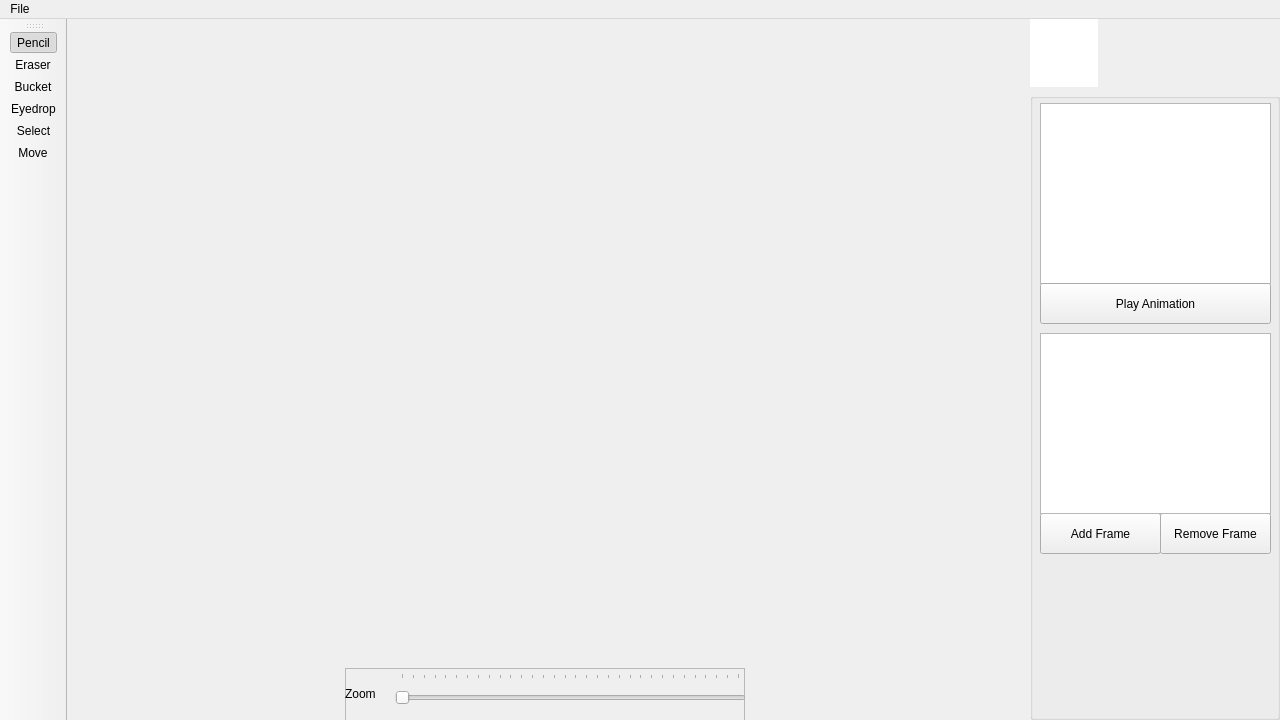
Before: the Qt Designer form view.ui in Kalean75/Sprite_Editor, drawn with Qt 5.
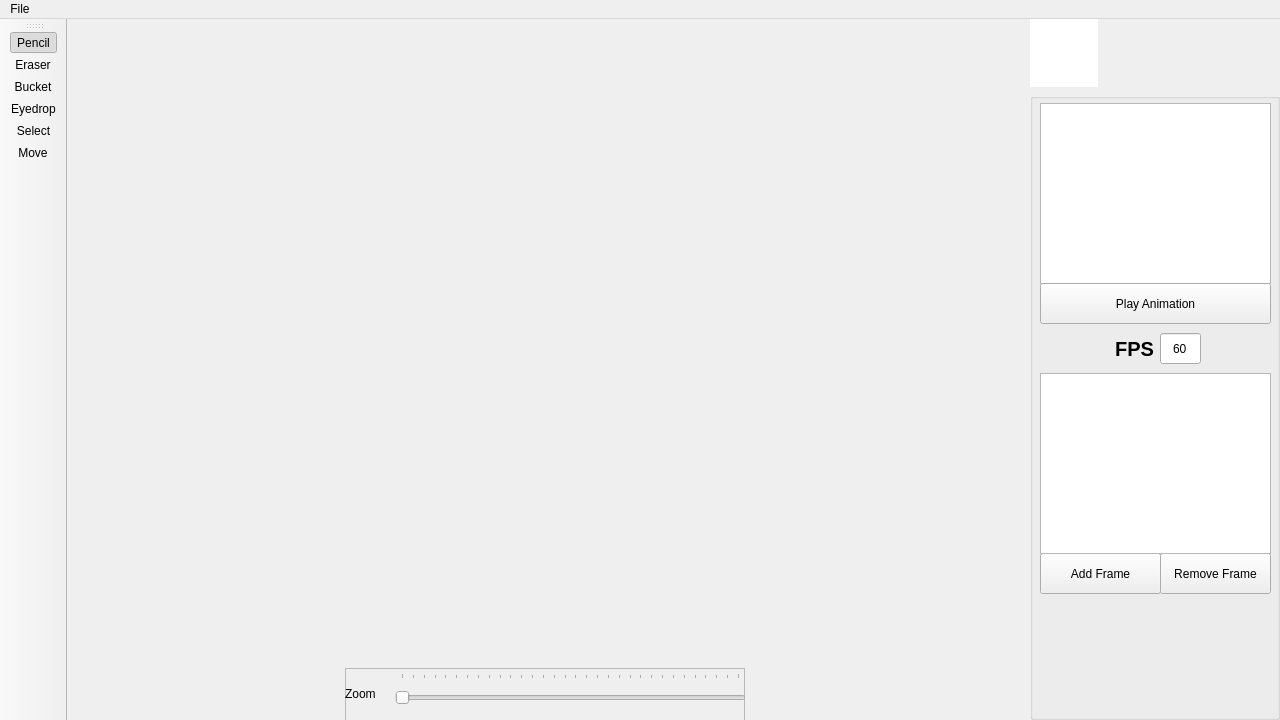
After: the same form once the commit is applied. Icons and pictures are not drawn.

```diff
--- a/view.ui
+++ b/view.ui
@@ -270,7 +270,7 @@
          <property name="geometry">
           <rect>
            <x>130</x>
-           <y>420</y>
+           <y>460</y>
            <width>111</width>
            <height>41</height>
           </rect>
@@ -292,7 +292,7 @@
          <property name="geometry">
           <rect>
            <x>10</x>
-           <y>420</y>
+           <y>460</y>
            <width>121</width>
            <height>41</height>
           </rect>
@@ -305,7 +305,7 @@
          <property name="geometry">
           <rect>
            <x>10</x>
-           <y>240</y>
+           <y>280</y>
            <width>231</width>
            <height>181</height>
           </rect>
@@ -340,6 +340,44 @@
           <string>Play Animation</string>
          </property>
         </widget>
+        <widget class="QLabel" name="label">
+         <property name="geometry">
+          <rect>
+           <x>80</x>
+           <y>240</y>
+           <width>49</width>
+           <height>31</height>
+          </rect>
+         </property>
+         <property name="font">
+          <font>
+           <pointsize>15</pointsize>
+           <bold>true</bold>
+          </font>
+         </property>
+         <property name="text">
+          <string>FPS</string>
+         </property>
+         <property name="alignment">
+          <set>Qt::AlignCenter</set>
+         </property>
+        </widget>
+        <widget class="QLineEdit" name="fps">
+         <property name="geometry">
+          <rect>
+           <x>130</x>
+           <y>240</y>
+           <width>41</width>
+           <height>31</height>
+          </rect>
+         </property>
+         <property name="text">
+          <string>60</string>
+         </property>
+         <property name="alignment">
+          <set>Qt::AlignCenter</set>
+         </property>
+        </widget>
        </widget>
       </item>
      </layout>
```
Left out of the diff: 2 changed lines with no effect on the pictures.
